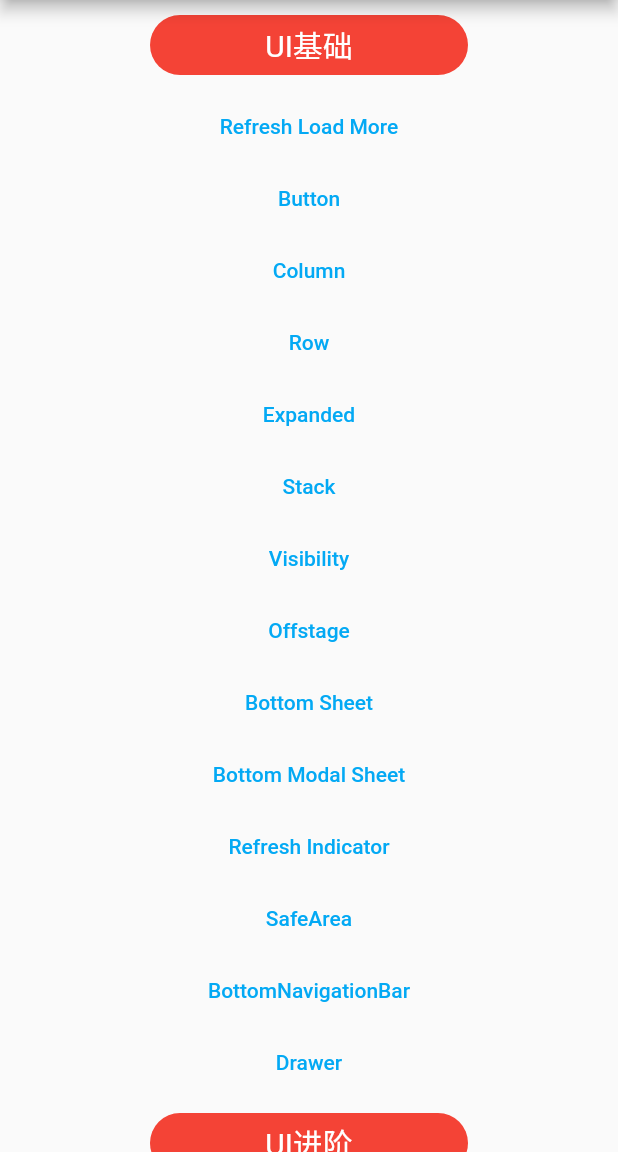
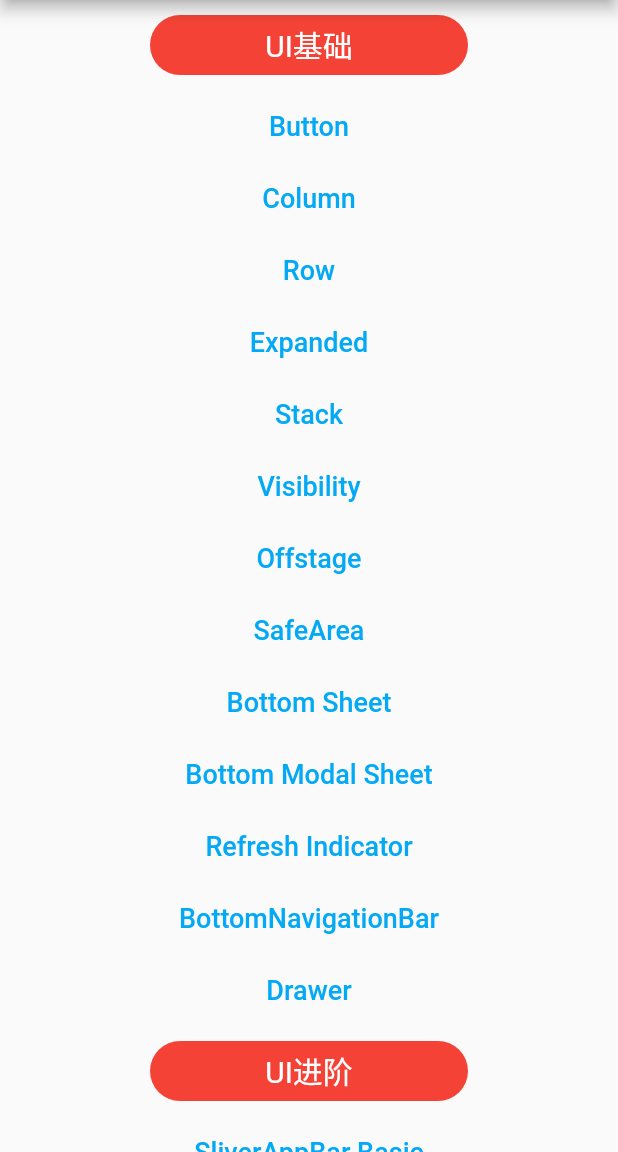
Before and after one commit to yangpeng7/flutter_awesome, a Flutter app: the screen it shows after launch, on a phone screen of 412 x 824 dp, the part 84-1236 px from its top. Run offline on Flutter 3.47's test engine with Material 2 defaults, Android fonts, the phone set to English and light mode, and no system bars.

```diff
--- a/lib/demo_scroll_notification.dart
+++ b/lib/demo_scroll_notification.dart
@@ -28,7 +28,7 @@ class _DemoScrollNotificationState extends State<DemoScrollNotification> {
               onNotification: (notification) {
                 if (notification is ScrollStartNotification) {
                   setState(() {
-                    _scrollStatus = "Top !";
+                    _scrollStatus = "ScrollStart !";
                   });
                 } else if (notification is ScrollUpdateNotification) {
                   setState(() {
@@ -36,7 +36,7 @@ class _DemoScrollNotificationState extends State<DemoScrollNotification> {
                   });
                 } else if (notification is ScrollEndNotification) {
                   setState(() {
-                    _scrollStatus = "Bottom !";
+                    _scrollStatus = "ScrollEnd !";
                   });
                 }
 
--- a/lib/main.dart
+++ b/lib/main.dart
@@ -86,7 +86,7 @@ class ClickButton extends StatelessWidget {
         text,
         style: TextStyle(
           color: Colors.lightBlue,
-          fontSize: 14,
+          fontSize: 18,
         ),
       ),
     );
@@ -113,10 +113,6 @@ class _MyHomePageState extends State<MyHomePage> {
 //          https://medium.com/@aneesshameed/flutter-custom-painter-circles-4fbc68ae7c13
 //        https://medium.com/@aneesshameed/flutter-custom-painter-bc17fa70531b
           Title(text: "UI基础"),
-          ClickButton(
-            text: "Refresh Load More",
-            targetPage: DemoRefreshLoadMore(),
-          ),
           ClickButton(
             text: "Button",
             targetPage: DemoButton(),
@@ -146,6 +142,10 @@ class _MyHomePageState extends State<MyHomePage> {
             targetPage: DemoOffstage(),
           ),
           ClickButton(
+            text: "SafeArea",
+            targetPage: DemoSafeArea(),
+          ),
+          ClickButton(
             text: "Bottom Sheet",
             targetPage: DemoBottomSheet(),
           ),
@@ -157,10 +157,7 @@ class _MyHomePageState extends State<MyHomePage> {
             text: "Refresh Indicator",
             targetPage: DemoRefreshIndicator(),
           ),
-          ClickButton(
-            text: "SafeArea",
-            targetPage: DemoSafeArea(),
-          ),
+
           ClickButton(
             text: "BottomNavigationBar",
             targetPage: DemoBottomNavigationBar(),
@@ -191,6 +188,10 @@ class _MyHomePageState extends State<MyHomePage> {
             text: "Scroll Notification",
             targetPage: DemoScrollNotification(),
           ),
+          ClickButton(
+            text: "Refresh Load More",
+            targetPage: DemoRefreshLoadMore(),
+          ),
           Title(text: "状态管理"),
           ClickButton(
             text: "State Provider",
```
Also changed, not shown: img/DemoBottomModalSheet.gif (added), img/DemoBottomSheet.gif (added), img/DemoExpanded.gif (added), img/DemoOffstage.gif (added), img/DemoRefreshIndicator.gif (added), 12 other files.
